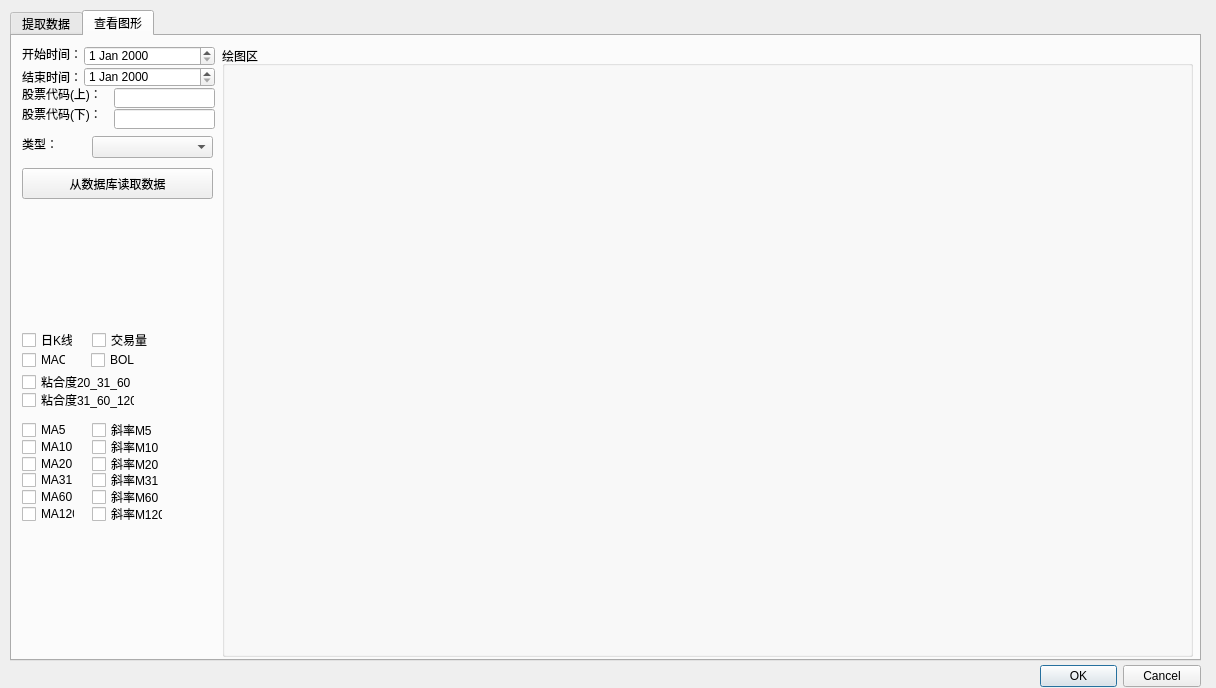
This is DevelopStock/TdxData/TdxAudTool.ui in smqhrb/Stock as Qt 5 draws it before an edit. The edited form follows.
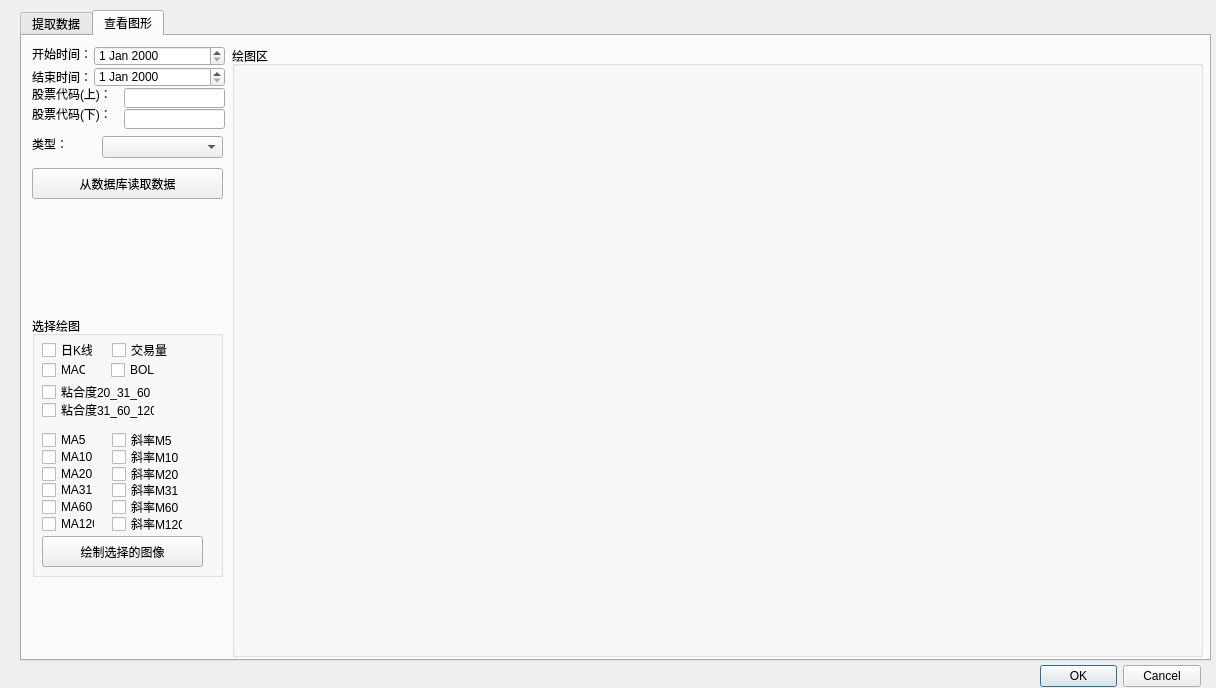
This is the edited form.

Commit message: adjust draw

What changed in the file:
```diff
--- a/DevelopStock/TdxData/TdxAudTool.ui
+++ b/DevelopStock/TdxData/TdxAudTool.ui
@@ -32,7 +32,7 @@
   <widget class="QTabWidget" name="tabWidget">
    <property name="geometry">
     <rect>
-     <x>10</x>
+     <x>20</x>
      <y>10</y>
      <width>1191</width>
      <height>651</height>
@@ -377,58 +377,6 @@
       </rect>
      </property>
     </widget>
-    <widget class="QCheckBox" name="cb_MACD">
-     <property name="geometry">
-      <rect>
-       <x>10</x>
-       <y>316</y>
-       <width>44</width>
-       <height>16</height>
-      </rect>
-     </property>
-     <property name="text">
-      <string>MACD</string>
-     </property>
-    </widget>
-    <widget class="QCheckBox" name="cb_slopeMA5">
-     <property name="geometry">
-      <rect>
-       <x>80</x>
-       <y>386</y>
-       <width>71</width>
-       <height>16</height>
-      </rect>
-     </property>
-     <property name="text">
-      <string>斜率M5</string>
-     </property>
-    </widget>
-    <widget class="QCheckBox" name="cb_nhd_20_31_60">
-     <property name="geometry">
-      <rect>
-       <x>10</x>
-       <y>338</y>
-       <width>113</width>
-       <height>16</height>
-      </rect>
-     </property>
-     <property name="text">
-      <string>粘合度20_31_60</string>
-     </property>
-    </widget>
-    <widget class="QCheckBox" name="cb_MA5">
-     <property name="geometry">
-      <rect>
-       <x>10</x>
-       <y>386</y>
-       <width>53</width>
-       <height>16</height>
-      </rect>
-     </property>
-     <property name="text">
-      <string>MA5</string>
-     </property>
-    </widget>
     <widget class="QLabel" name="label_7">
      <property name="geometry">
       <rect>
@@ -481,11 +429,114 @@
       <string>股票代码(下)：</string>
      </property>
     </widget>
+    <widget class="QComboBox" name="comboBox">
+     <property name="geometry">
+      <rect>
+       <x>80</x>
+       <y>100</y>
+       <width>121</width>
+       <height>22</height>
+      </rect>
+     </property>
+     <property name="acceptDrops">
+      <bool>true</bool>
+     </property>
+    </widget>
+    <widget class="QLabel" name="label_15">
+     <property name="geometry">
+      <rect>
+       <x>10</x>
+       <y>100</y>
+       <width>51</width>
+       <height>16</height>
+      </rect>
+     </property>
+     <property name="text">
+      <string>类型：</string>
+     </property>
+    </widget>
+    <widget class="QPushButton" name="btn_getValue">
+     <property name="geometry">
+      <rect>
+       <x>10</x>
+       <y>132</y>
+       <width>191</width>
+       <height>31</height>
+      </rect>
+     </property>
+     <property name="text">
+      <string>从数据库读取数据</string>
+     </property>
+    </widget>
+    <widget class="QGroupBox" name="groupBox_drawPic">
+     <property name="geometry">
+      <rect>
+       <x>10</x>
+       <y>280</y>
+       <width>191</width>
+       <height>261</height>
+      </rect>
+     </property>
+     <property name="title">
+      <string>选择绘图</string>
+     </property>
+     <widget class="QPushButton" name="btn_drawPic">
+      <property name="geometry">
+       <rect>
+        <x>10</x>
+        <y>220</y>
+        <width>161</width>
+        <height>31</height>
+       </rect>
+      </property>
+      <property name="text">
+       <string>绘制选择的图像</string>
+      </property>
+     </widget>
+     <widget class="QCheckBox" name="cb_kLine">
+      <property name="geometry">
+       <rect>
+        <x>10</x>
+        <y>26</y>
+        <width>51</width>
+        <height>16</height>
+       </rect>
+      </property>
+      <property name="text">
+       <string>日K线</string>
+      </property>
+     </widget>
+     <widget class="QCheckBox" name="cb_volume">
+      <property name="geometry">
+       <rect>
+        <x>80</x>
+        <y>26</y>
+        <width>61</width>
+        <height>16</height>
+       </rect>
+      </property>
+      <property name="text">
+       <string>交易量</string>
+      </property>
+     </widget>
+     <widget class="QCheckBox" name="cb_nhd31_60_120">
+      <property name="geometry">
+       <rect>
+        <x>10</x>
+        <y>86</y>
+        <width>113</width>
+        <height>16</height>
+       </rect>
+      </property>
+      <property name="text">
+       <string>粘合度31_60_120</string>
+      </property>
+     </widget>
     <widget class="QCheckBox" name="cb_MA10">
      <property name="geometry">
       <rect>
        <x>10</x>
-       <y>403</y>
+        <y>133</y>
        <width>53</width>
        <height>16</height>
       </rect>
@@ -494,24 +545,11 @@
       <string>MA10</string>
      </property>
     </widget>
-    <widget class="QCheckBox" name="cb_MA20">
-     <property name="geometry">
-      <rect>
-       <x>10</x>
-       <y>420</y>
-       <width>53</width>
-       <height>16</height>
-      </rect>
-     </property>
-     <property name="text">
-      <string>MA20</string>
-     </property>
-    </widget>
     <widget class="QCheckBox" name="cb_MA31">
      <property name="geometry">
       <rect>
        <x>10</x>
-       <y>436</y>
+        <y>166</y>
        <width>53</width>
        <height>16</height>
       </rect>
@@ -520,24 +558,11 @@
       <string>MA31</string>
      </property>
     </widget>
-    <widget class="QCheckBox" name="cb_MA60">
-     <property name="geometry">
-      <rect>
-       <x>10</x>
-       <y>453</y>
-       <width>53</width>
-       <height>16</height>
-      </rect>
-     </property>
-     <property name="text">
-      <string>MA60</string>
-     </property>
-    </widget>
     <widget class="QCheckBox" name="cb_MA120">
      <property name="geometry">
       <rect>
        <x>10</x>
-       <y>470</y>
+        <y>200</y>
        <width>53</width>
        <height>16</height>
       </rect>
@@ -546,24 +571,11 @@
       <string>MA120</string>
      </property>
     </widget>
-    <widget class="QCheckBox" name="cb_slopeMA10">
-     <property name="geometry">
-      <rect>
-       <x>80</x>
-       <y>403</y>
-       <width>71</width>
-       <height>16</height>
-      </rect>
-     </property>
-     <property name="text">
-      <string>斜率M10</string>
-     </property>
-    </widget>
     <widget class="QCheckBox" name="cb_slopeMA20">
      <property name="geometry">
       <rect>
        <x>80</x>
-       <y>420</y>
+        <y>150</y>
        <width>71</width>
        <height>16</height>
       </rect>
@@ -572,24 +584,11 @@
       <string>斜率M20</string>
      </property>
     </widget>
-    <widget class="QCheckBox" name="cb_slopeMA31">
-     <property name="geometry">
-      <rect>
-       <x>80</x>
-       <y>436</y>
-       <width>71</width>
-       <height>16</height>
-      </rect>
-     </property>
-     <property name="text">
-      <string>斜率M31</string>
-     </property>
-    </widget>
     <widget class="QCheckBox" name="cb_slopeMA60">
      <property name="geometry">
       <rect>
        <x>80</x>
-       <y>453</y>
+        <y>183</y>
        <width>71</width>
        <height>16</height>
       </rect>
@@ -598,24 +597,63 @@
       <string>斜率M60</string>
      </property>
     </widget>
-    <widget class="QCheckBox" name="cb_slopeMA120">
+     <widget class="QCheckBox" name="cb_slopeMA5">
      <property name="geometry">
       <rect>
        <x>80</x>
-       <y>470</y>
+        <y>116</y>
        <width>71</width>
        <height>16</height>
       </rect>
      </property>
      <property name="text">
-      <string>斜率M120</string>
+       <string>斜率M5</string>
+      </property>
+     </widget>
+     <widget class="QCheckBox" name="cb_MA60">
+      <property name="geometry">
+       <rect>
+        <x>10</x>
+        <y>183</y>
+        <width>53</width>
+        <height>16</height>
+       </rect>
+      </property>
+      <property name="text">
+       <string>MA60</string>
+      </property>
+     </widget>
+     <widget class="QCheckBox" name="cb_MACD">
+      <property name="geometry">
+       <rect>
+        <x>10</x>
+        <y>46</y>
+        <width>44</width>
+        <height>16</height>
+       </rect>
+      </property>
+      <property name="text">
+       <string>MACD</string>
+      </property>
+     </widget>
+     <widget class="QCheckBox" name="cb_MA20">
+      <property name="geometry">
+       <rect>
+        <x>10</x>
+        <y>150</y>
+        <width>53</width>
+        <height>16</height>
+       </rect>
+      </property>
+      <property name="text">
+       <string>MA20</string>
      </property>
     </widget>
     <widget class="QCheckBox" name="cb_BOLL">
      <property name="geometry">
       <rect>
        <x>79</x>
-       <y>316</y>
+        <y>46</y>
        <width>44</width>
        <height>16</height>
       </rect>
@@ -624,84 +662,85 @@
       <string>BOLL</string>
      </property>
     </widget>
-    <widget class="QCheckBox" name="cb_nhd31_60_120">
+     <widget class="QCheckBox" name="cb_MA5">
      <property name="geometry">
       <rect>
        <x>10</x>
-       <y>356</y>
+        <y>116</y>
+        <width>53</width>
+        <height>16</height>
+       </rect>
+      </property>
+      <property name="text">
+       <string>MA5</string>
+      </property>
+     </widget>
+     <widget class="QCheckBox" name="cb_slopeMA10">
+      <property name="geometry">
+       <rect>
+        <x>80</x>
+        <y>133</y>
+        <width>71</width>
+        <height>16</height>
+       </rect>
+      </property>
+      <property name="text">
+       <string>斜率M10</string>
+      </property>
+     </widget>
+     <widget class="QCheckBox" name="cb_slopeMA31">
+      <property name="geometry">
+       <rect>
+        <x>80</x>
+        <y>166</y>
+        <width>71</width>
+        <height>16</height>
+       </rect>
+      </property>
+      <property name="text">
+       <string>斜率M31</string>
+      </property>
+     </widget>
+     <widget class="QCheckBox" name="cb_slopeMA120">
+      <property name="geometry">
+       <rect>
+        <x>80</x>
+        <y>200</y>
+        <width>71</width>
+        <height>16</height>
+       </rect>
+      </property>
+      <property name="text">
+       <string>斜率M120</string>
+      </property>
+     </widget>
+     <widget class="QCheckBox" name="cb_nhd_20_31_60">
+      <property name="geometry">
+       <rect>
+        <x>10</x>
+        <y>68</y>
        <width>113</width>
        <height>16</height>
       </rect>
      </property>
      <property name="text">
-      <string>粘合度31_60_120</string>
-     </property>
-    </widget>
-    <widget class="QComboBox" name="comboBox">
-     <property name="geometry">
-      <rect>
-       <x>80</x>
-       <y>100</y>
-       <width>121</width>
-       <height>22</height>
-      </rect>
-     </property>
-     <property name="acceptDrops">
-      <bool>true</bool>
-     </property>
+       <string>粘合度20_31_60</string>
+      </property>
+     </widget>
     </widget>
-    <widget class="QLabel" name="label_15">
-     <property name="geometry">
-      <rect>
-       <x>10</x>
-       <y>100</y>
-       <width>51</width>
-       <height>16</height>
-      </rect>
-     </property>
-     <property name="text">
-      <string>类型：</string>
-     </property>
-    </widget>
-    <widget class="QCheckBox" name="cb_kLine">
-     <property name="geometry">
-      <rect>
-       <x>10</x>
-       <y>296</y>
-       <width>51</width>
-       <height>16</height>
-      </rect>
-     </property>
-     <property name="text">
-      <string>日K线</string>
-     </property>
-    </widget>
-    <widget class="QCheckBox" name="cb_volume">
-     <property name="geometry">
-      <rect>
-       <x>80</x>
-       <y>296</y>
-       <width>61</width>
-       <height>16</height>
-      </rect>
-     </property>
-     <property name="text">
-      <string>交易量</string>
-     </property>
-    </widget>
-    <widget class="QPushButton" name="btn_getValue">
-     <property name="geometry">
-      <rect>
-       <x>10</x>
-       <y>132</y>
-       <width>191</width>
-       <height>31</height>
-      </rect>
-     </property>
-     <property name="text">
-      <string>从数据库读取数据</string>
-     </property>
-    </widget>
+    <zorder>groupBox_drawPic</zorder>
+    <zorder>groupBox_pic</zorder>
+    <zorder>dateEdit_Start</zorder>
+    <zorder>dateEdit_End</zorder>
+    <zorder>lineEdit_CodeUp</zorder>
+    <zorder>lineEdit_CodeDn</zorder>
+    <zorder>label_7</zorder>
+    <zorder>label_12</zorder>
+    <zorder>label_13</zorder>
+    <zorder>label_14</zorder>
+    <zorder>comboBox</zorder>
+    <zorder>label_15</zorder>
+    <zorder>btn_getValue</zorder>
    </widget>
   </widget>
  </widget>
```
Lines whose indentation alone changed are shown as unchanged. The commit also changes 3 other files.
